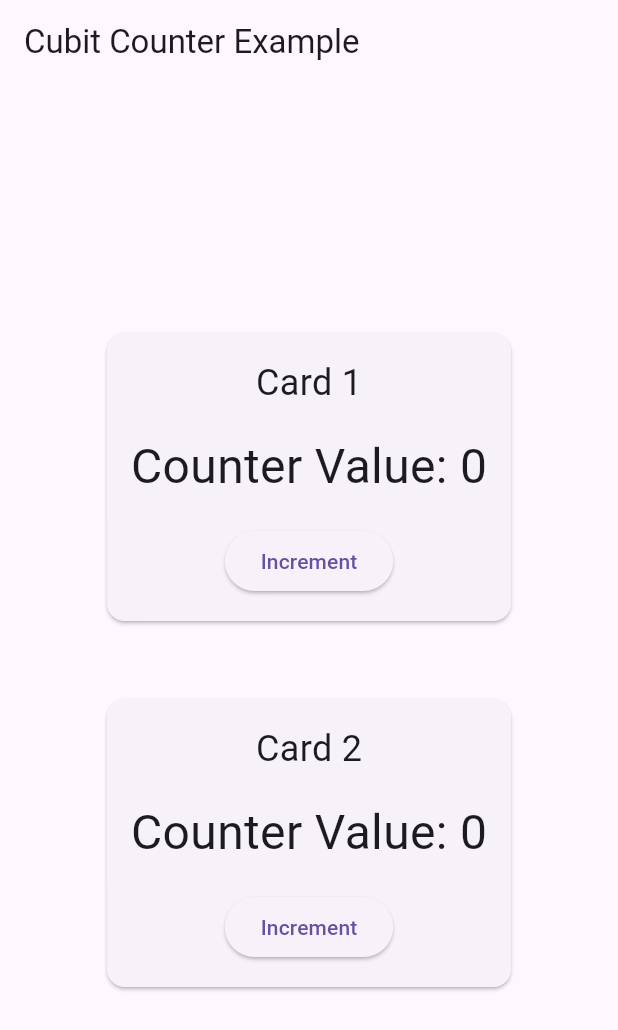
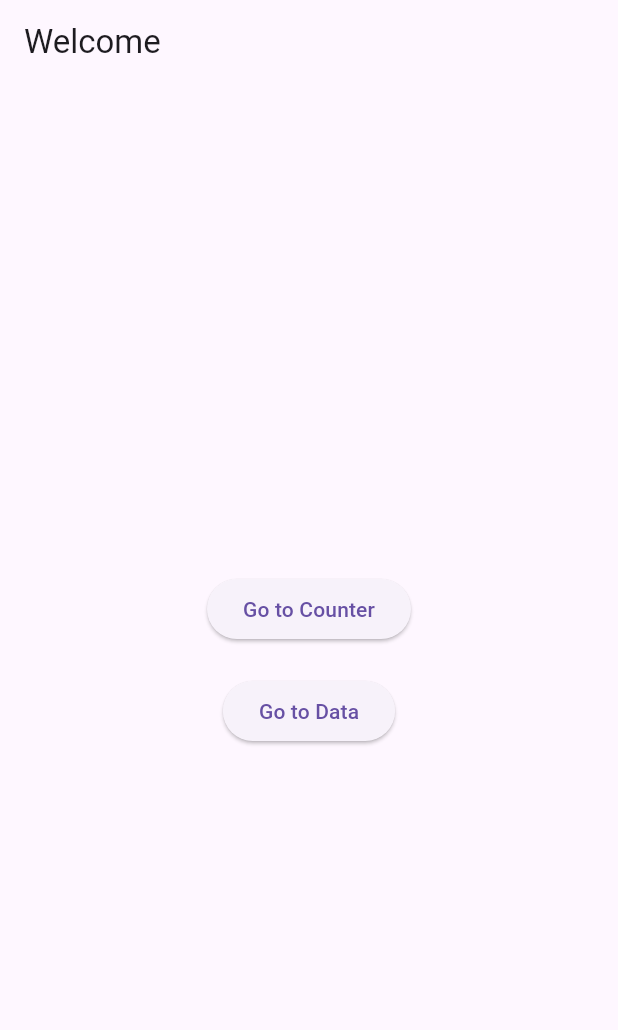
Before and after one commit to habibagamal23/cubit_counter, a Flutter app: the screen it shows after launch, on a phone screen of 412 x 824 dp. Shown: the top 1030 px of the screen. Run offline on Flutter 3.47's test engine with Material 3 defaults, Android fonts, the phone set to English and light mode, and no system bars; our stand-ins replace bloc, flutter_bloc.

Commit message:
2 cubite

```diff
--- a/lib/counter_screen.dart
+++ /dev/null
@@ -1,71 +0,0 @@
-import 'package:flutter/material.dart';
-import 'package:flutter_bloc/flutter_bloc.dart';
-import 'cubit/counter_cubit.dart';
-
-class CounterScreen extends StatelessWidget {
-  @override
-  Widget build(BuildContext context) {
-    return Scaffold(
-      appBar: AppBar(title: const Text("Cubit Counter Example")),
-      body: Center(
-        child: Column(
-          mainAxisAlignment: MainAxisAlignment.center,
-          children: [
-            // Card 1 with its own CounterCubit
-            BlocProvider(
-              create: (context) => CounterCubit(),
-              child: CounterCard(title: "Card 1"),
-            ),
-            const SizedBox(height: 20),
-            // Card 2 with its own CounterCubit
-            BlocProvider(
-              create: (context) => CounterCubit(),
-              child: CounterCard(title: "Card 2"),
-            ),
-          ],
-        ),
-      ),
-    );
-  }
-}
-
-class CounterCard extends StatelessWidget {
-  final String title;
-
-  const CounterCard({Key? key, required this.title}) : super(key: key);
-
-  @override
-  Widget build(BuildContext context) {
-    return Card(
-      margin: const EdgeInsets.all(16.0),
-      child: Padding(
-        padding: const EdgeInsets.all(16.0),
-        child: Column(
-          mainAxisAlignment: MainAxisAlignment.center,
-          children: [
-            Text(
-              title,
-              style: const TextStyle(fontSize: 24),
-            ),
-            const SizedBox(height: 16),
-            BlocBuilder<CounterCubit, CounterState>(
-              builder: (context, state) {
-                return Text(
-                  'Counter Value: ${context.read<CounterCubit>().counter}',
-                  style: const TextStyle(fontSize: 32),
-                );
-              },
-            ),
-            const SizedBox(height: 16),
-            ElevatedButton(
-              onPressed: () {
-                context.read<CounterCubit>().increment();
-              },
-              child: const Text('Increment'),
-            ),
-          ],
-        ),
-      ),
-    );
-  }
-}
--- /dev/null
+++ b/lib/data/data_cubit.dart
@@ -0,0 +1,15 @@
+import 'package:bloc/bloc.dart';
+import 'package:meta/meta.dart';
+
+part 'data_state.dart';
+
+class DataCubit extends Cubit<DataState> {
+  DataCubit() : super(DataInitial());
+
+  String userName='';
+
+  void setUsername(username) {
+    userName=username;
+    emit(ProfileLoaded());
+  }
+}
--- /dev/null
+++ b/lib/data/data_state.dart
@@ -0,0 +1,7 @@
+part of 'data_cubit.dart';
+
+@immutable
+sealed class DataState {}
+
+final class DataInitial extends DataState {}
+final class ProfileLoaded extends DataInitial {}
--- a/lib/main.dart
+++ b/lib/main.dart
@@ -1,8 +1,12 @@
 import 'package:flutter/material.dart';
 import 'package:flutter_bloc/flutter_bloc.dart';
+import 'package:state_mang/welcomeScreen.dart';
 
-import 'counter_screen.dart';
-import 'cubit/counter_cubit.dart';
+import 'counter/counter_screen.dart';
+import 'counter/cubit/counter_cubit.dart';
+import 'data/dataScreen.dart';
+import 'data/data_cubit.dart';
+import 'data/profilescreen.dart';
 
 void main() {
   runApp(MyApp());
@@ -11,13 +15,28 @@ void main() {
 class MyApp extends StatelessWidget {
   @override
   Widget build(BuildContext context) {
-    return MaterialApp(
-        title: 'Cubit Counter Example',
+    return MultiBlocProvider(
+      providers: [
+        BlocProvider<DataCubit>(
+          create: (context) => DataCubit(),
+        ),
+        BlocProvider<CounterCubit>(
+          create: (context) => CounterCubit(),
+        ),
+      ],
+      child: MaterialApp(
+        title: 'Multi Cubit Example',
         theme: ThemeData(
           primarySwatch: Colors.blue,
         ),
-        home: CounterScreen(), // The CounterScreen is the home screen
-
+        initialRoute: '/',
+        routes: {
+          '/': (context) => WelcomScreen(),
+          '/counter': (context) => CounterScreen(),
+          '/data': (context) => Datascreen(),
+          '/profile' : (context) => ProfileScreen()
+        },
+      ),
     );
   }
 }
--- /dev/null
+++ b/lib/welcomeScreen.dart
@@ -0,0 +1,31 @@
+import 'package:flutter/material.dart';
+    // Assuming this is where the DataScreen is defined
+
+class WelcomScreen extends StatelessWidget {
+  @override
+  Widget build(BuildContext context) {
+    return Scaffold(
+      appBar: AppBar(title: const Text("Welcome")),
+      body: Center(
+        child: Column(
+          mainAxisAlignment: MainAxisAlignment.center,
+          children: [
+            ElevatedButton(
+              onPressed: () {
+                Navigator.pushReplacementNamed(context, '/counter');
+              },
+              child: const Text("Go to Counter"),
+            ),
+            const SizedBox(height: 20),
+            ElevatedButton(
+              onPressed: () {
+                Navigator.pushReplacementNamed(context, '/data');
+              },
+              child: const Text("Go to Data"),
+            ),
+          ],
+        ),
+      ),
+    );
+  }
+}
```
Also changed, not shown: lib/counter/counter_screen.dart (added, +39 -0 lines), lib/data/dataScreen.dart (added, +40 -0 lines), lib/data/profilescreen.dart (added, +31 -0 lines), lib/counter/cubit/counter_cubit.dart (renamed from lib/cubit/counter_cubit.dart), lib/counter/cubit/counter_state.dart (renamed from lib/cubit/counter_state.dart).
